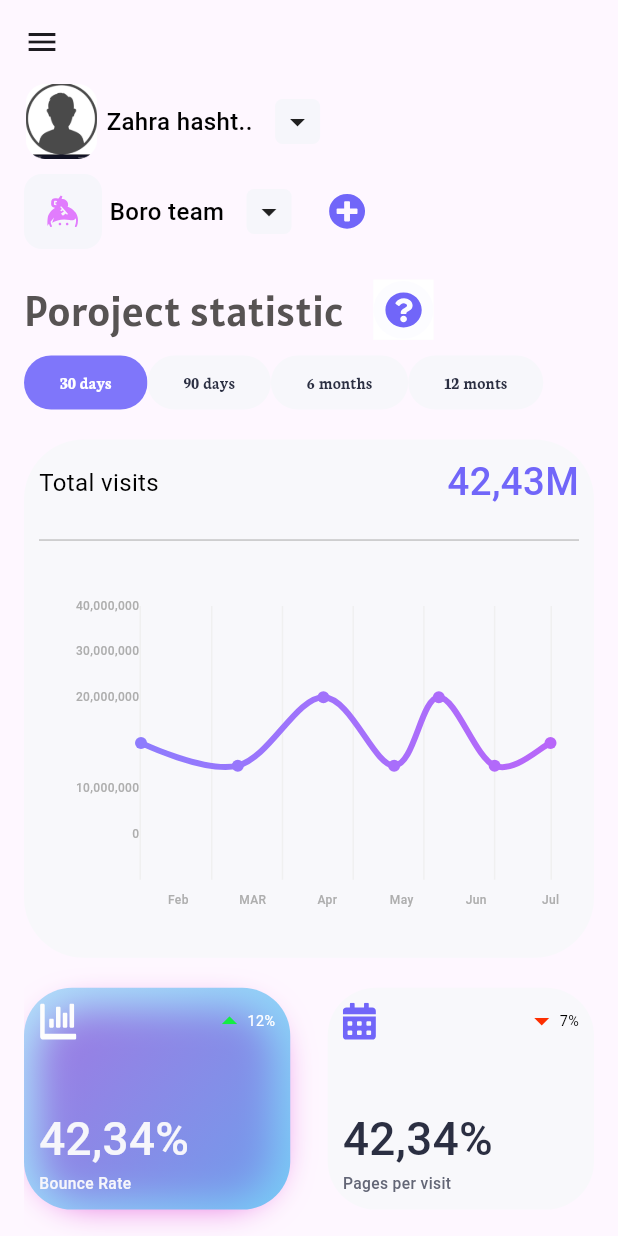
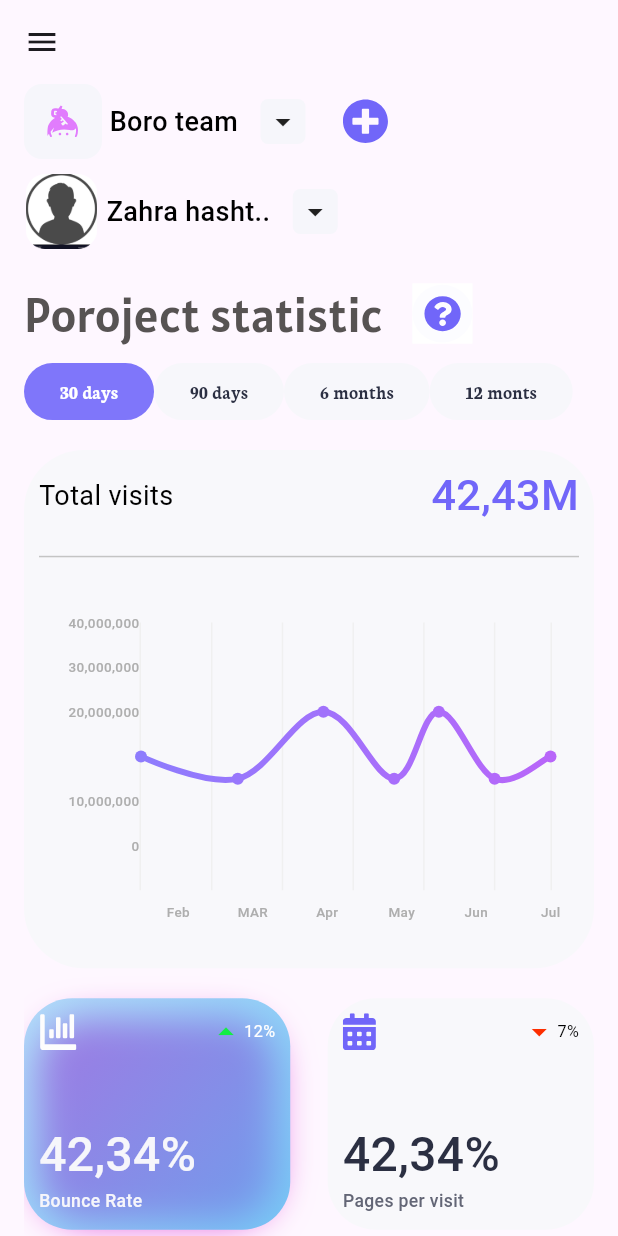
Before and after one commit to moelhewehy7/Responsive_Dash_Board, a Flutter app: the screen it shows after launch, on a phone screen of 412 x 824 dp. Run offline on Flutter 3.47's test engine with Material 3 defaults, Android fonts, the phone set to English and light mode, and no system bars; drawn by our look-alikes of fl_chart; our stand-ins replace device_preview, flutter_svg, percent_indicator.

```diff
--- a/lib/utils/app_styles.dart
+++ b/lib/utils/app_styles.dart
@@ -111,7 +111,7 @@ double getResponsiveText(context, {required double fontSize}) {
   double scaleFactor = getScaleFactor(context);
   double rsponsiveText = fontSize * scaleFactor;
   double maxFontSize = fontSize * 1.3;
-  double minFontSize = fontSize * 0.8;
+  double minFontSize = fontSize * 0.9;
   return rsponsiveText.clamp(minFontSize, maxFontSize);
 }
 
--- a/lib/views/desktop_layout.dart
+++ b/lib/views/desktop_layout.dart
@@ -35,7 +35,7 @@ class DeskTopLayout extends StatelessWidget {
                   child: Column(
                     children: [
                       SizedBox(
-                        height: 60,
+                        height: 40,
                       ),
                       ProjectStatisticHeaderForDesktop(),
                       SizedBox(
--- a/lib/views/home_layout.dart
+++ b/lib/views/home_layout.dart
@@ -13,7 +13,7 @@ class HomeLayout extends StatelessWidget {
     double width = MediaQuery.of(context).size.width;
 
     return Scaffold(
-      appBar: width <= 855 ? AppBar() : null,
+      appBar: width < 855 ? AppBar() : null,
       drawer: const CustomDrawer(),
       body: AdaptiveLayout(
           mobileLayout: (context) => const MobileLayout(),
--- a/lib/views/mobile_layout.dart
+++ b/lib/views/mobile_layout.dart
@@ -51,13 +51,13 @@ class MobileLayout extends StatelessWidget {
                     height: 20,
                   ),
                   Expanded(child: CustomGridView()),
-                  width <= 442
+                  width <= 450
                       ? TrafficSourceForSmallerDesktop()
                       : TrafficSourceDesktop(),
                   SizedBox(
                     height: 20,
                   ),
-                  width <= 442
+                  width <= 450
                       ? TrafficSourceForSmallerDesktop()
                       : TrafficSourceDesktop(),
                   SizedBox(
--- a/lib/views/tablet_layout.dart
+++ b/lib/views/tablet_layout.dart
@@ -16,7 +16,7 @@ class TabletLayout extends StatelessWidget {
   @override
   Widget build(BuildContext context) {
     double width = MediaQuery.sizeOf(context).width;
-
+    debugPrint(width.toString());
     return Row(
       crossAxisAlignment: CrossAxisAlignment.start,
       children: [
@@ -45,7 +45,7 @@ class TabletLayout extends StatelessWidget {
                         const SizedBox(
                           height: 30,
                         ),
-                        width <= 925 && width > 855
+                        width <= 960 && width >= 855
                             ? const PorojectStatisticHeaderforMob()
                             : const ProjectStatisticHeaderForDesktop(),
                         const SizedBox(
--- a/lib/widgets/custom_gridview.dart
+++ b/lib/widgets/custom_gridview.dart
@@ -54,7 +54,7 @@ class _CustomGridViewState extends State<CustomGridView> {
         gridDelegate: const SliverGridDelegateWithFixedCrossAxisCount(
           mainAxisSpacing: 26, crossAxisSpacing: 25,
           crossAxisCount: 2, // Two items per row
-          childAspectRatio: 1.2, // Adjust as necessary for item aspect ratio
+          childAspectRatio: 1.15, // Adjust as necessary for item aspect ratio
         ),
         itemCount: 4, // Total number of items
         itemBuilder: (BuildContext context, int index) {
--- a/lib/widgets/dashboard_header.dart
+++ b/lib/widgets/dashboard_header.dart
@@ -11,7 +11,7 @@ class DashboardHeader extends StatelessWidget {
   @override
   Widget build(BuildContext context) {
     double width = MediaQuery.of(context).size.width;
-    if (width <= 470) {
+    if (width <= 480) {
       return const DashboardMobileHeader();
     } else {
       return const DashboardDesktopHeader();
@@ -73,20 +73,6 @@ class DashboardMobileHeader extends StatelessWidget {
   Widget build(BuildContext context) {
     return Column(
       children: [
-        ListTileHeader(
-            leading: SizedBox(
-              height: 50,
-              width: 50,
-              child: Center(
-                child: Image.asset(
-                  Assets.imagesZahra,
-                ),
-              ),
-            ),
-            title: 'Zahra hasht..'),
-        const SizedBox(
-          height: 10,
-        ),
         Row(
           children: [
             ListTileHeader(
@@ -104,9 +90,29 @@ class DashboardMobileHeader extends StatelessWidget {
             const SizedBox(
               width: 25,
             ),
-            SvgPicture.asset(Assets.imagesBoroteamadd),
+            Flexible(
+                child: ConstrainedBox(
+              constraints: BoxConstraints(maxWidth: 30, minWidth: 15),
+              child: AspectRatio(
+                  aspectRatio: 1,
+                  child: SvgPicture.asset(Assets.imagesBoroteamadd)),
+            )),
           ],
         ),
+        const SizedBox(
+          height: 10,
+        ),
+        ListTileHeader(
+            leading: SizedBox(
+              height: 50,
+              width: 50,
+              child: Center(
+                child: Image.asset(
+                  Assets.imagesZahra,
+                ),
+              ),
+            ),
+            title: 'Zahra hasht..'),
       ],
     );
   }
--- a/lib/widgets/project_header.dart
+++ b/lib/widgets/project_header.dart
@@ -69,7 +69,6 @@ class _PorojectStatisticHeaderforMobState
   @override
   Widget build(BuildContext context) {
     return Column(
-      mainAxisAlignment: MainAxisAlignment.start,
       crossAxisAlignment: CrossAxisAlignment.start,
       children: [
         Row(
```
